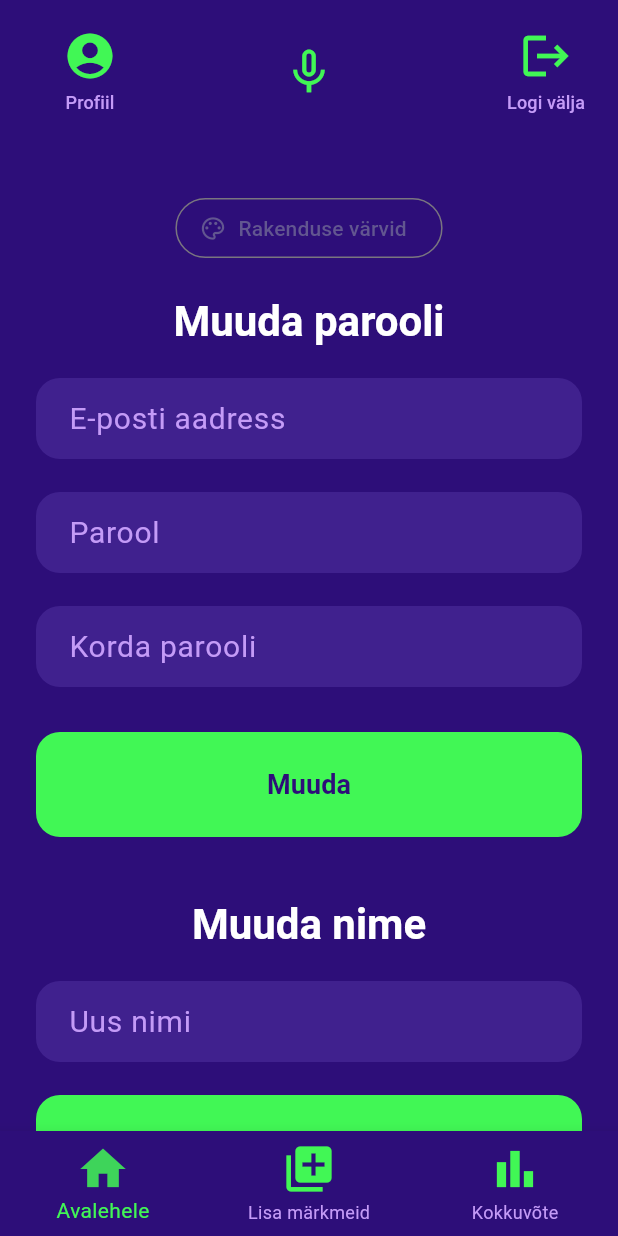
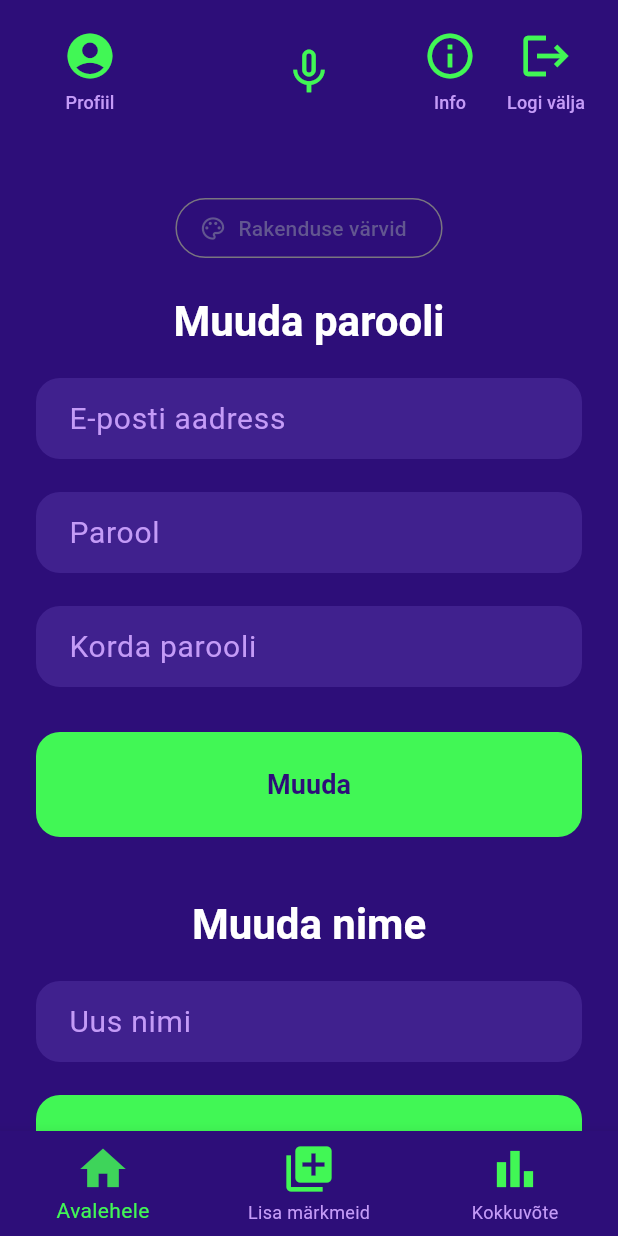
Before and after one commit to Sirvimee/headache_diary, a Flutter app: the MainView screen opened directly, on a phone screen of 412 x 824 dp. Run offline on Flutter 3.47's test engine with Material 3 defaults, Android fonts, the phone set to English and light mode, and no system bars; our stand-ins replace cloud_firestore, firebase_auth, firebase_core, flutter_local_notifications, flutter_riverpod, flutter_svg and 11 more; accounts and stored records are empty; generated files the repository leaves out were written again.

Commit message:
add info

```diff
--- a/lib/views/constants/strings.dart
+++ b/lib/views/constants/strings.dart
@@ -105,6 +105,31 @@ class Strings {
   static const voiceKeywordNausea = 'iiveldus';
   static const voiceKeywordPill = 'tablett';
   static const voiceKeywordPillShort = 'tabla';
+
+  // Info
+  static const help = 'Info';
+  static const usageGuideTitle = 'Rakenduse kasutamise õpetus';
+  static const usageGuide = '''
+Peavalupäevik aitab sul iga päeva kohta oma sümptomeid, ravimeid ja võimalikke päästikuid üles märkida.
+
+Päeva märkimine
+• Ava kalendrist soovitud päev.
+• Vajuta alumisel menüüribal märkmete lisamise nupule.
+• Vali sobivad ikoonid. Tableti lisamiseks vali tableti plussmärk ja eemaldamiseks miinusmärk.
+• Tuleviku kuupäevale saab lisada ainult süsti, profülaktilise tableti või arsti tuleviku kuupäevale.
+• Kui lisada süsti, profülaktilise tableti või arsti tuleviku kuupäevale, siis selleks päevaks lisatakse meeldetuletus.
+• Ikoone saab ümber järjestada, vajutades ikoonide aknas järjestamise nuppu.
+
+Häälega lisamine (ainult sümptomid)
+• Vajuta ülaribal mikrofoni märki.
+• Räägi eesti keeles lühike kirjeldus, näiteks „peavalu vasak“, „peavalu parem“, „peavalu“ „silmavalu“, „iiveldus“, „okse“, „tablett“ või „tabla“.
+• Sobivad sümptomid ja tablett salvestatakse automaatselt tänasele päevale.
+
+Kokkuvõte ja profiil
+• Kokkuvõtte vaates saad valida ajavahemiku ning kohandada näidatavaid ridu.
+• Kokkuvõtte saab eksportida PDF-failina.
+• Profiili vaates saad muuta rakenduse värviteemat ja oma konto seadeid.
+''';
 
   // Navigation
   static const home = 'Avalehele';
--- a/lib/views/shared/main_layout.dart
+++ b/lib/views/shared/main_layout.dart
@@ -20,6 +20,24 @@ PreferredSizeWidget buildMainAppBar(
   required VoidCallback onVoiceEntry,
 }) {
   final isGuest = ref.watch(authenticationProvider).result == AuthResult.local;
+
+  void showUsageGuide() {
+    showDialog<void>(
+      context: context,
+      builder: (dialogContext) => AlertDialog(
+        title: Text(Strings.usageGuideTitle),
+        content: SingleChildScrollView(
+          child: Text(Strings.usageGuide),
+        ),
+        actions: [
+          TextButton(
+            onPressed: () => Navigator.of(dialogContext).pop(),
+            child: Text(Strings.cancel),
+          ),
+        ],
+      ),
+    );
+  }
 
   return AppBar(
     toolbarHeight: 96,
@@ -137,8 +155,30 @@ PreferredSizeWidget buildMainAppBar(
       onPressed: onVoiceEntry,
     ),
     actions: [
+      TextButton(
+        onPressed: showUsageGuide,
+        style: TextButton.styleFrom(
+          padding: EdgeInsets.zero,
+          minimumSize: Size(56, 56),
+          tapTargetSize: MaterialTapTargetSize.shrinkWrap,
+        ),
+        child: Column(
+          mainAxisSize: MainAxisSize.min,
+          mainAxisAlignment: MainAxisAlignment.center,
+          children: [
+            Icon(Icons.info_outline, color: AppColors.buttonColor, size: 36),
+            SizedBox(height: 4),
+            Text(
+              Strings.help,
+              maxLines: 1,
+              overflow: TextOverflow.ellipsis,
+              style: TextStyle(color: AppColors.hintColor, fontSize: 12),
+            ),
+          ],
+        ),
+      ),
       Padding(
-        padding: EdgeInsets.only(right: 20.0),
+        padding: EdgeInsets.only(left: 8.0, right: 20.0),
         child: TextButton(
           onPressed: () async {
             final shouldLogOut = await LogoutDialog()
```
